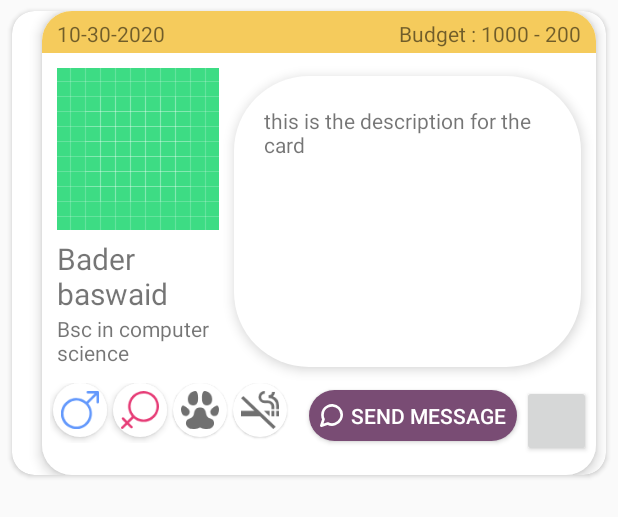
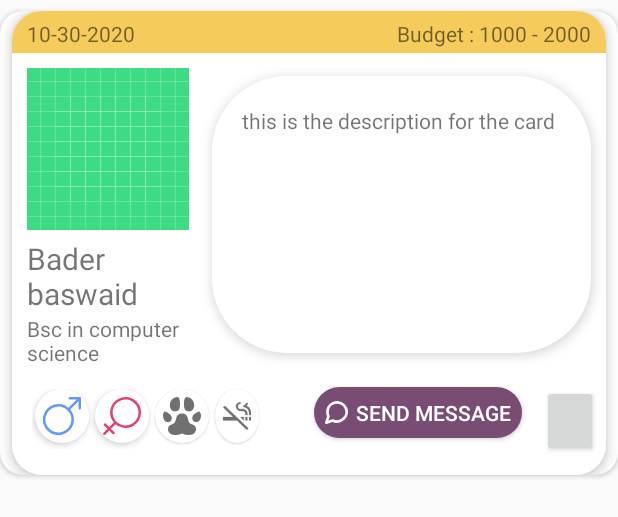
Before and after one commit to maralbahari/Shroomies-Android-App-project, an Android app: the layout personal_post_custom_card.xml on its own in the app's theme, with its tools: preview values and no code run, on a phone screen of 412 x 824 dp. Shown: the top 517 px of the screen. Run offline under Robolectric (Android 15) with nearby library versions, the light colour scheme and no system bars; plain views replace LikeButton; Roboto replaces fonts that are not available here.

Commit message:
personal page

```diff
--- a/app/src/main/res/layout/fragment_personal_page.xml
+++ b/app/src/main/res/layout/fragment_personal_page.xml
@@ -4,7 +4,9 @@
     android:layout_width="match_parent"
     android:layout_height="match_parent"
     tools:context=".PersonalPage"
-    android:background="@drawable/background_discover"
+    android:background= "@android:drawable/screen_background_light"
+
+
 
 
     >
--- a/app/src/main/res/layout/personal_post_custom_card.xml
+++ b/app/src/main/res/layout/personal_post_custom_card.xml
@@ -6,20 +6,21 @@
     xmlns:app="http://schemas.android.com/apk/res-auto">
 
     <androidx.cardview.widget.CardView
-        android:layout_width="wrap_content"
+        android:layout_width="match_parent"
         android:layout_height="wrap_content"
-        android:layout_marginHorizontal="8dp"
+
         android:layout_marginVertical="7dp"
         app:cardCornerRadius="15dp"
+        android:background= "@android:color/transparent"
         android:id="@+id/personal_card_view"
         >
 
         <RelativeLayout
             android:id="@+id/relative_layout_personal_card"
-            android:layout_width="369dp"
-            android:layout_height="wrap_content"
-            android:layout_marginLeft="20dp"
-            android:layout_marginRight="20dp"
+            android:layout_width="wrap_content"
+            android:layout_height="match_parent"
+            android:layout_marginLeft="8dp"
+            android:layout_marginRight="8dp"
             android:background="@drawable/personal_post_relative_layout"
             android:elevation="5dp"
             app:layout_constraintBottom_toBottomOf="parent"
@@ -54,7 +55,7 @@
                     android:layout_marginBottom="3dp"
                     android:layout_weight="1"
                     android:gravity="right"
-                    android:text="Budget : 1000 - 200">
+                    android:text="Budget : 1000 - 2000">
 
                 </TextView>
 
@@ -73,13 +74,14 @@
             <TextView
 
                 android:id="@+id/personal_card_text_view"
-                android:layout_width="wrap_content"
-                android:layout_height="wrap_content"
+                android:layout_width="280dp"
+                android:layout_height="190dp"
                 android:layout_above="@id/start_chat_button"
                 android:layout_below="@id/top_bar_linear_layout"
-                android:layout_marginLeft="10dp"
+                android:layout_marginLeft="15dp"
                 android:layout_marginTop="15dp"
                 android:layout_marginRight="10dp"
+                android:layout_marginBottom="9dp"
                 android:layout_toRightOf="@id/user_image_personal_card"
                 android:background="@drawable/post_card_rectangle_round"
                 android:elevation="5dp"
@@ -106,13 +108,25 @@
                 android:layout_toLeftOf="@id/personal_card_text_view"
                 android:text="Bsc in computer science" />
 
+            <!--            <androidx.appcompat.widget.AppCompatCheckBox-->
+            <!--                android:layout_width="wrap_content"-->
+            <!--                android:layout_height="wrap_content"-->
+            <!--                android:layout_below="@+id/bio_personal_card"-->
+            <!--                android:layout_alignParentRight="true"-->
+            <!--                android:layout_margin="20dp"-->
+            <!--                android:background="@drawable/start_check_button"-->
+            <!--                android:button="@android:color/transparent"-->
+
+            <!--                />-->
+
             <LinearLayout
                 android:id="@+id/properties_linear_layout"
-                android:layout_width="wrap_content"
+                android:layout_width="164dp"
                 android:layout_height="wrap_content"
                 android:layout_below="@+id/bio_personal_card"
-                android:layout_marginTop="5dp"
-                android:layout_marginBottom="5dp"
+                android:layout_marginLeft="8dp"
+                android:layout_marginTop="9dp"
+                android:layout_marginBottom="3dp"
                 android:orientation="horizontal"
                 android:padding="5dp">
 
@@ -175,8 +189,9 @@
                 android:layout_width="wrap_content"
                 android:layout_height="wrap_content"
                 android:layout_below="@id/bio_personal_card"
-                android:layout_marginLeft="7dp"
-                android:layout_marginTop="15dp"
+                android:layout_marginLeft="29dp"
+                android:layout_marginTop="13dp"
+                android:layout_marginRight="8dp"
                 android:layout_marginBottom="5dp"
                 android:layout_toRightOf="@id/properties_linear_layout"
                 android:background="@drawable/button_round_corner_purple"
@@ -190,32 +205,24 @@
 
                 />
 
-            <!--            <androidx.appcompat.widget.AppCompatCheckBox-->
-            <!--                android:layout_width="wrap_content"-->
-            <!--                android:layout_height="wrap_content"-->
-            <!--                android:layout_below="@+id/bio_personal_card"-->
-            <!--                android:layout_alignParentRight="true"-->
-            <!--                android:layout_margin="20dp"-->
-            <!--                android:background="@drawable/start_check_button"-->
-            <!--                android:button="@android:color/transparent"-->
-
-            <!--                />-->
-
             <com.like.LikeButton
                 android:id="@+id/star_button"
                 android:layout_width="wrap_content"
                 android:layout_height="wrap_content"
                 android:layout_below="@+id/bio_personal_card"
                 android:layout_alignParentRight="true"
-                android:layout_marginHorizontal="3dp"
+                android:layout_marginHorizontal="5dp"
                 android:layout_marginVertical="12dp"
+
+
+                android:layout_marginTop="12dp"
+                android:layout_marginRight="15dp"
                 android:layout_toRightOf="@id/start_chat_button"
-
                 app:dots_primary_color="@color/Black"
                 app:dots_secondary_color="#F5CB5C"
-                app:icon_size="15dp"
+                app:icon_size="18dp"
                 app:icon_type="star"
-                app:liked="true" />
+                app:liked="false" />
 
 
         </RelativeLayout>
--- a/app/src/main/res/values/dimens.xml
+++ b/app/src/main/res/values/dimens.xml
@@ -12,4 +12,5 @@
     inner_frame_layout_padding (below variable) on round screens.
     -->
     <dimen name="inner_frame_layout_padding">5dp</dimen>
+    <dimen name="Personal_desc_card_width">220dp</dimen>
 </resources>
```
Also changed, not shown: app/src/main/java/com/example/shroomies/FireBase_recycler_adapter.java (+138 -72 lines), app/src/main/java/com/example/shroomies/Model_personal.java (+5 -5 lines), app/src/main/java/com/example/shroomies/PersonalPage.java (+99 -86 lines), app/src/main/java/com/example/shroomies/User.java (+9 -2 lines).
